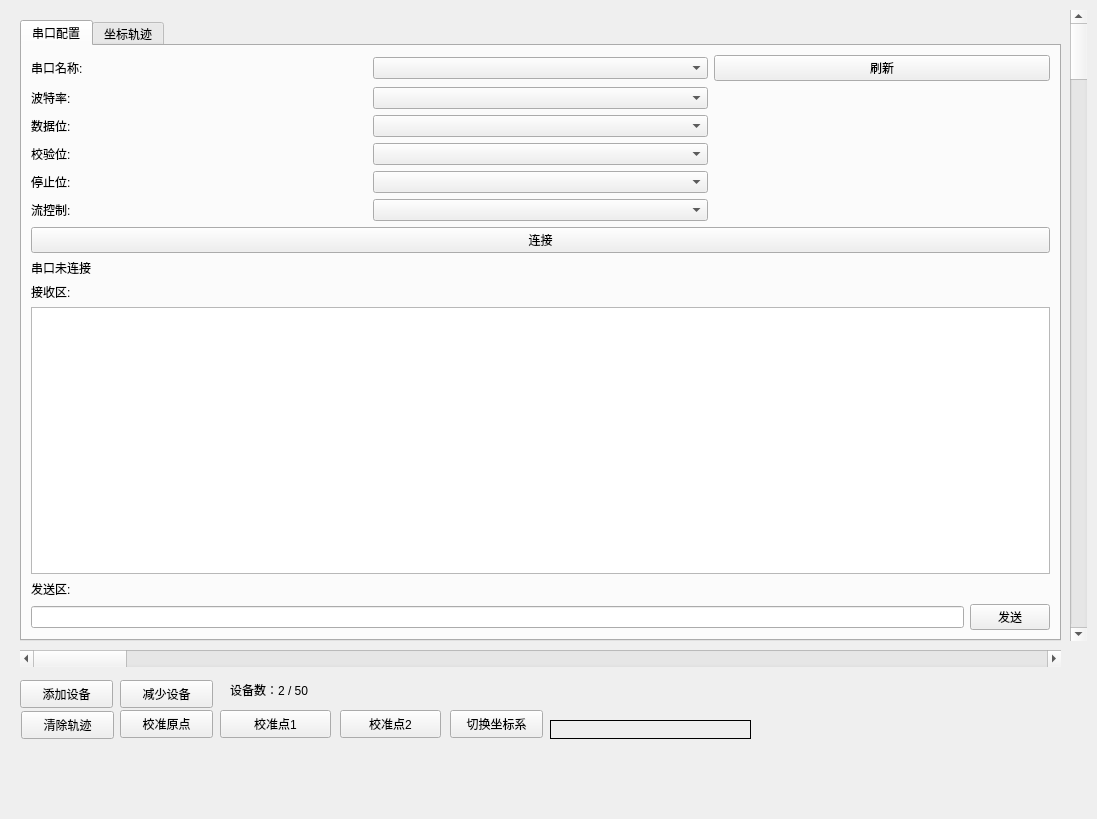
Above: lighthouse_host/mainwindow.ui from atomic-hkust-gz/lighthouse-tracking before the change. Below: the same form after it.
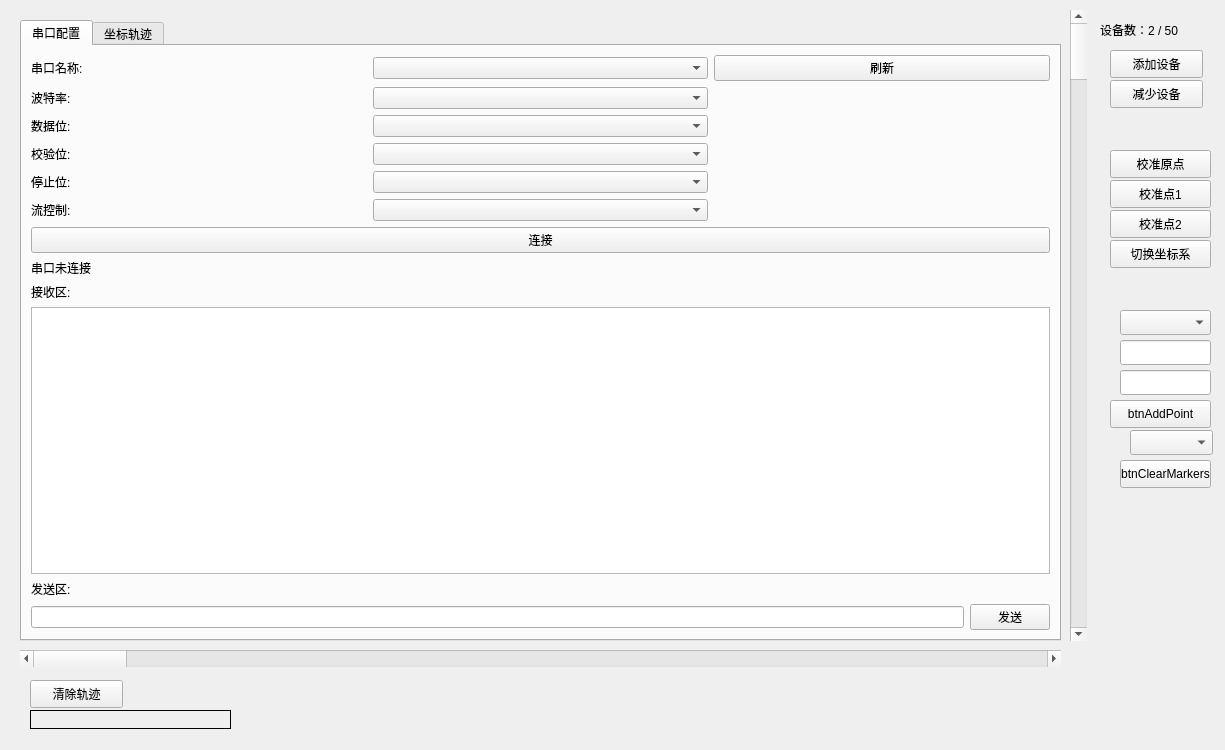
That is the form after the change. The open tabs and pages were chosen to show the change.

What changed in the file:
```diff
--- a/lighthouse_host/mainwindow.ui
+++ b/lighthouse_host/mainwindow.ui
@@ -6,8 +6,8 @@
    <rect>
     <x>0</x>
     <y>0</y>
-    <width>1097</width>
-    <height>819</height>
+    <width>1225</width>
+    <height>750</height>
    </rect>
   </property>
   <property name="windowTitle">
@@ -175,8 +175,8 @@
    <widget class="QPushButton" name="btnClearPlot">
     <property name="geometry">
      <rect>
-      <x>21</x>
-      <y>711</y>
+      <x>30</x>
+      <y>680</y>
       <width>93</width>
       <height>28</height>
      </rect>
@@ -214,9 +214,9 @@
    <widget class="QPushButton" name="btnCalOrigin">
     <property name="geometry">
      <rect>
-      <x>120</x>
-      <y>710</y>
-      <width>93</width>
+      <x>1110</x>
+      <y>150</y>
+      <width>101</width>
       <height>28</height>
      </rect>
     </property>
@@ -227,9 +227,9 @@
    <widget class="QPushButton" name="btnCal10_10">
     <property name="geometry">
      <rect>
-      <x>220</x>
-      <y>710</y>
-      <width>111</width>
+      <x>1110</x>
+      <y>180</y>
+      <width>101</width>
       <height>28</height>
      </rect>
     </property>
@@ -240,8 +240,8 @@
    <widget class="QPushButton" name="btnCalN10_N10">
     <property name="geometry">
      <rect>
-      <x>340</x>
-      <y>710</y>
+      <x>1110</x>
+      <y>210</y>
       <width>101</width>
       <height>28</height>
      </rect>
@@ -253,9 +253,9 @@
    <widget class="QPushButton" name="btnToggleCoord">
     <property name="geometry">
      <rect>
-      <x>450</x>
-      <y>710</y>
-      <width>93</width>
+      <x>1110</x>
+      <y>240</y>
+      <width>101</width>
       <height>28</height>
      </rect>
     </property>
@@ -266,8 +266,8 @@
    <widget class="QLabel" name="labelDev1Coord">
     <property name="geometry">
      <rect>
-      <x>550</x>
-      <y>720</y>
+      <x>30</x>
+      <y>710</y>
       <width>201</width>
       <height>19</height>
      </rect>
@@ -282,8 +282,8 @@
    <widget class="QPushButton" name="btnAddDevice">
     <property name="geometry">
      <rect>
-      <x>20</x>
-      <y>680</y>
+      <x>1110</x>
+      <y>50</y>
       <width>93</width>
       <height>28</height>
      </rect>
@@ -295,8 +295,8 @@
    <widget class="QPushButton" name="btnDelDevice">
     <property name="geometry">
      <rect>
-      <x>120</x>
-      <y>680</y>
+      <x>1110</x>
+      <y>80</y>
       <width>93</width>
       <height>28</height>
      </rect>
@@ -308,8 +308,8 @@
    <widget class="QLabel" name="labelDeviceCount">
     <property name="geometry">
      <rect>
-      <x>230</x>
-      <y>680</y>
+      <x>1100</x>
+      <y>20</y>
       <width>111</width>
       <height>19</height>
      </rect>
@@ -318,6 +318,72 @@
      <string>设备数：2 / 50</string>
     </property>
    </widget>
+   <widget class="QComboBox" name="comboDeviceId">
+    <property name="geometry">
+     <rect>
+      <x>1120</x>
+      <y>310</y>
+      <width>91</width>
+      <height>25</height>
+     </rect>
+    </property>
+   </widget>
+   <widget class="QLineEdit" name="lineManualX">
+    <property name="geometry">
+     <rect>
+      <x>1120</x>
+      <y>340</y>
+      <width>91</width>
+      <height>25</height>
+     </rect>
+    </property>
+   </widget>
+   <widget class="QLineEdit" name="lineManualY">
+    <property name="geometry">
+     <rect>
+      <x>1120</x>
+      <y>370</y>
+      <width>91</width>
+      <height>25</height>
+     </rect>
+    </property>
+   </widget>
+   <widget class="QPushButton" name="btnAddPoint">
+    <property name="geometry">
+     <rect>
+      <x>1110</x>
+      <y>400</y>
+      <width>101</width>
+      <height>28</height>
+     </rect>
+    </property>
+    <property name="text">
+     <string>btnAddPoint</string>
+    </property>
+   </widget>
+   <widget class="QComboBox" name="comboClearTarget">
+    <property name="geometry">
+     <rect>
+      <x>1130</x>
+      <y>430</y>
+      <width>83</width>
+      <height>25</height>
+     </rect>
+    </property>
+   </widget>
+   <widget class="QPushButton" name="btnClearMarkers">
+    <property name="geometry">
+     <rect>
+      <x>1120</x>
+      <y>460</y>
+      <width>91</width>
+      <height>28</height>
+     </rect>
+    </property>
+    <property name="text">
+     <string>btnClearMarkers</string>
+    </property>
+   </widget>
   </widget>
  </widget>
  <resources/>
```
Left out of the diff: 2 changed lines with no effect on the pictures.
